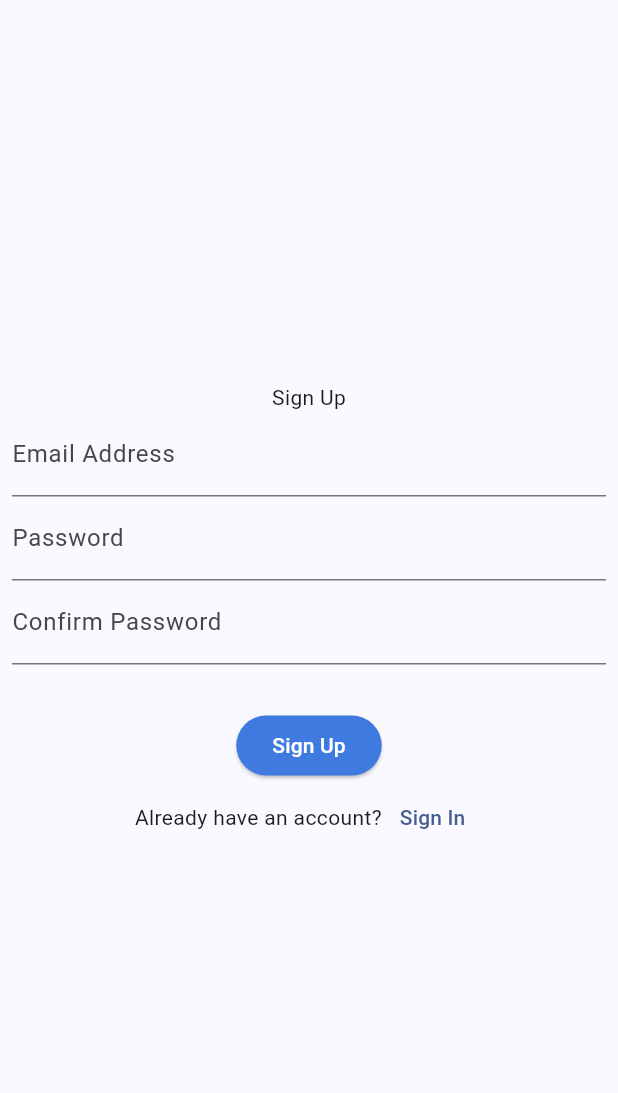
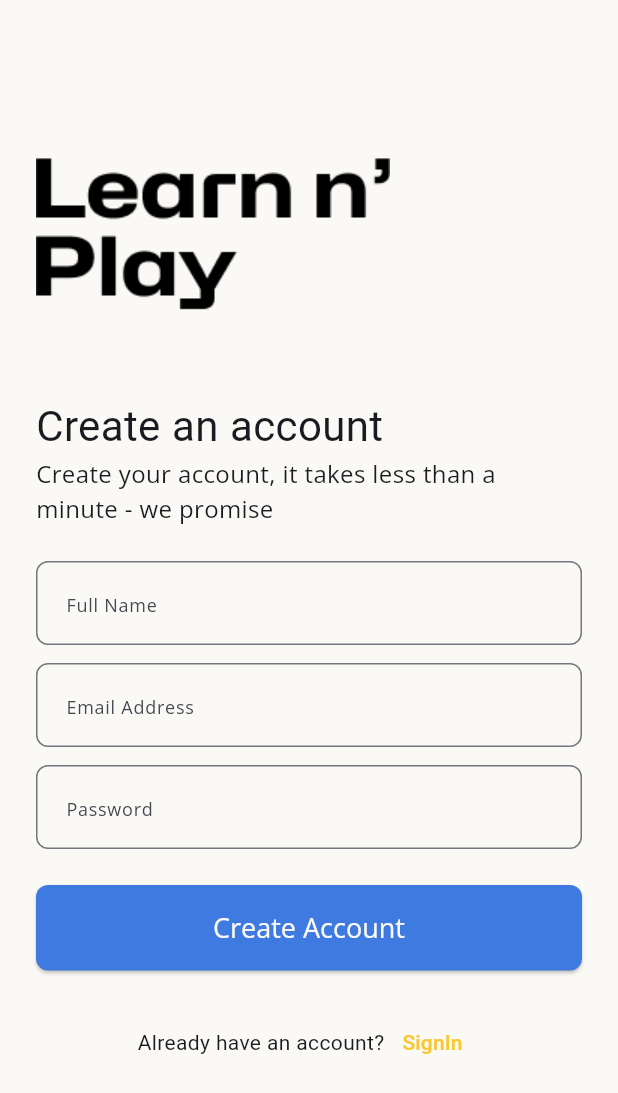
Before and after one commit to UsamaKashif/MAD-CCP, a Flutter app: the screen it shows after launch, on a phone screen of 412 x 824 dp. Shown: the top 1093 px of the screen. Run offline on Flutter 3.47's test engine with Material 2 defaults, Android fonts, the light colour scheme and no system bars; our stand-ins replace cloud_firestore, firebase_auth, firebase_core, firebase_storage, google_fonts; accounts and stored records are empty.

Commit message:
sign in + sign up screens

```diff
--- /dev/null
+++ b/lib/components/button.dart
@@ -0,0 +1,31 @@
+import 'package:flutter/material.dart';
+import 'package:mad_ccp/utils/colors.dart';
+import 'package:mad_ccp/utils/fonts.dart';
+
+class Button extends StatelessWidget {
+  final String text;
+  final VoidCallback onPressed;
+  const Button({super.key, required this.text, required this.onPressed});
+
+  @override
+  Widget build(BuildContext context) {
+    return ElevatedButton(
+      onPressed: onPressed,
+      style: ElevatedButton.styleFrom(
+        textStyle: TextStyle(
+          fontFamily: AppFonts.openSans,
+          fontSize: 18,
+          color: AppColors.white,
+        ),
+        minimumSize: const Size(double.infinity, 57),
+        foregroundColor: AppColors.white,
+        backgroundColor: AppColors.primaryColor,
+        padding: const EdgeInsets.all(16),
+        shape: RoundedRectangleBorder(
+          borderRadius: BorderRadius.circular(8),
+        ),
+      ),
+      child: Text(text),
+    );
+  }
+}
--- /dev/null
+++ b/lib/components/input.dart
@@ -0,0 +1,41 @@
+// create an input field
+// 1. create a stateful widget
+
+import 'package:flutter/material.dart';
+import 'package:mad_ccp/utils/fonts.dart';
+
+class Input extends StatefulWidget {
+  final String hintText;
+  final bool obscureText;
+  final TextEditingController controller;
+
+  const Input(
+      {super.key,
+      required this.hintText,
+      this.obscureText = false,
+      required this.controller});
+
+  @override
+  State<Input> createState() => _InputState();
+}
+
+class _InputState extends State<Input> {
+  @override
+  Widget build(BuildContext context) {
+    return TextField(
+      controller: widget.controller,
+      obscureText: widget.obscureText,
+      decoration: InputDecoration(
+        hintText: widget.hintText,
+        hintStyle: TextStyle(
+          fontFamily: AppFonts.openSans,
+          fontSize: 12,
+        ),
+        border: OutlineInputBorder(
+          borderRadius: BorderRadius.circular(8),
+        ),
+        contentPadding: const EdgeInsetsDirectional.all(16),
+      ),
+    );
+  }
+}
--- a/lib/main.dart
+++ b/lib/main.dart
@@ -18,9 +18,12 @@ class MyApp extends StatelessWidget {
   @override
   Widget build(BuildContext context) {
     return MaterialApp(
-      title: 'Flutter Demo',
+      title: 'Learn N Play',
+      debugShowCheckedModeBanner: false,
       theme: ThemeData(
-        colorScheme: ColorScheme.fromSeed(seedColor: AppColors.primaryColor),
+        colorScheme: ColorScheme.fromSeed(
+          seedColor: AppColors.primaryColor,
+        ),
         useMaterial3: true,
       ),
       home: const SignUp(),
--- a/lib/screens/signup_screen.dart
+++ b/lib/screens/signup_screen.dart
@@ -1,6 +1,9 @@
 import 'package:flutter/material.dart';
+import 'package:mad_ccp/components/button.dart';
+import 'package:mad_ccp/components/input.dart';
 import 'package:mad_ccp/screens/login_screen.dart';
 import 'package:mad_ccp/utils/colors.dart';
+import 'package:mad_ccp/utils/fonts.dart';
 
 class SignUp extends StatefulWidget {
   const SignUp({super.key});
@@ -10,43 +13,74 @@ class SignUp extends StatefulWidget {
 }
 
 class _SignUpState extends State<SignUp> {
+  TextEditingController fullNameController = TextEditingController();
+  TextEditingController emailController = TextEditingController();
+  TextEditingController passwordController = TextEditingController();
+
   @override
   Widget build(BuildContext context) {
     return Scaffold(
-      body: Center(
-        child: Padding(
-          padding: const EdgeInsets.all(8.0),
+      backgroundColor: AppColors.white,
+      body: Padding(
+        padding: const EdgeInsets.all(24.0),
+        child: Center(
+          child: SingleChildScrollView(
+            controller: ScrollController(),
             child: Column(
               mainAxisAlignment: MainAxisAlignment.center,
+              crossAxisAlignment: CrossAxisAlignment.start,
               children: [
-              const Text("Sign Up"),
-              const TextField(
-                decoration: InputDecoration(
-                    hintText: "Email Address", label: Text("Email Address")),
+                Image.asset("images/logo.png"),
+                const SizedBox(height: 56),
+                Column(
+                  crossAxisAlignment: CrossAxisAlignment.start,
+                  children: [
+                    Text(
+                      "Create an account",
+                      style: TextStyle(
+                        fontFamily: AppFonts.valeriaRound,
+                        fontSize: 28,
                       ),
-              const TextField(
+                    ),
+                    Text(
+                      "Create your account, it takes less than a minute - we promise",
+                      style: TextStyle(
+                        fontFamily: AppFonts.openSans,
+                        fontSize: 16,
+                      ),
+                    ),
+                  ],
+                ),
+                const SizedBox(height: 24),
+                Input(
+                  hintText: "Full Name",
+                  controller: fullNameController,
+                ),
+                const SizedBox(height: 12),
+                Input(
+                  hintText: "Email Address",
+                  controller: emailController,
+                ),
+                const SizedBox(height: 12),
+                Input(
+                  hintText: "Password",
                   obscureText: true,
-                decoration: InputDecoration(
-                    hintText: "Password", label: Text("Password")),
+                  controller: passwordController,
                 ),
-              const TextField(
-                obscureText: true,
-                decoration: InputDecoration(
-                    hintText: "Confirm Password",
-                    label: Text("Confirm Password")),
+                const SizedBox(height: 24),
+                Button(
+                  text: "Create Account",
+                  onPressed: () {
+                    // print the values of the text fields
+                    print(fullNameController.text);
+                    print(emailController.text);
+                    print(passwordController.text);
+                  },
                 ),
-              const SizedBox(
-                height: 30,
-              ),
-              ElevatedButton(
-                style: ElevatedButton.styleFrom(
-                    backgroundColor: AppColors.primaryColor,
-                    foregroundColor: Colors.white),
-                onPressed: () {},
-                child: const Text("Sign Up"),
-              ),
+                const SizedBox(height: 24),
                 Row(
                   mainAxisAlignment: MainAxisAlignment.center,
+                  crossAxisAlignment: CrossAxisAlignment.center,
                   children: [
                     const Text("Already have an account?"),
                     TextButton(
@@ -54,13 +88,21 @@ class _SignUpState extends State<SignUp> {
                         Navigator.push(
                           context,
                           MaterialPageRoute(
-                              builder: (context) => const Login()),
+                            builder: (context) => const Login(),
+                          ),
                         );
                       },
-                      child: const Text("Sign In"))
+                      child: const Text(
+                        "SignIn",
+                        style: TextStyle(
+                          color: AppColors.secondaryColor,
+                        ),
+                      ),
+                    ),
+                  ],
+                )
               ],
             ),
-            ],
           ),
         ),
       ),
--- a/lib/utils/colors.dart
+++ b/lib/utils/colors.dart
@@ -6,5 +6,6 @@ class AppColors {
   static const Color primaryColor = Color(0xFF3F7AE0);
   static const Color secondaryColor = Color(0xFFFBC72F);
   static const Color accentColor = Color(0xFF52D165);
-  static const Color backgroundColor = Colors.white;
+  static const Color white = Color(0xFFFAF9F6);
+  static const Color black = Color(0xFF1B1B1B);
 }
--- a/lib/utils/fonts.dart
+++ b/lib/utils/fonts.dart
@@ -10,15 +10,12 @@ class AppFonts {
     fontWeight: FontWeight.bold,
   );
 
+  static String valeriaRound = GoogleFonts.varelaRound().fontFamily ?? '';
+  static String openSans = GoogleFonts.openSans().fontFamily ?? '';
+
   static TextStyle secondaryTextStyle = TextStyle(
     fontFamily: GoogleFonts.openSans().fontFamily,
     fontSize: 16,
     fontWeight: FontWeight.normal,
   );
-
-  static const TextStyle buttonTextStyle = TextStyle(
-    fontSize: 18,
-    fontWeight: FontWeight.bold,
-    color: Colors.white,
-  );
 }
--- a/pubspec.yaml
+++ b/pubspec.yaml
@@ -64,8 +64,8 @@ flutter:
   uses-material-design: true
 
   # To add assets to your application, add an assets section, like this:
-  # assets:
-  #   - images/a_dot_burr.jpeg
+  assets:
+    - images/
   #   - images/a_dot_ham.jpeg
 
   # An image asset can refer to one or more resolution-specific "variants", see
```
Also changed, not shown: lib/screens/login_screen.dart (+60 -29 lines), images/logo.png (added). Lines whose indentation alone changed are shown as unchanged.
